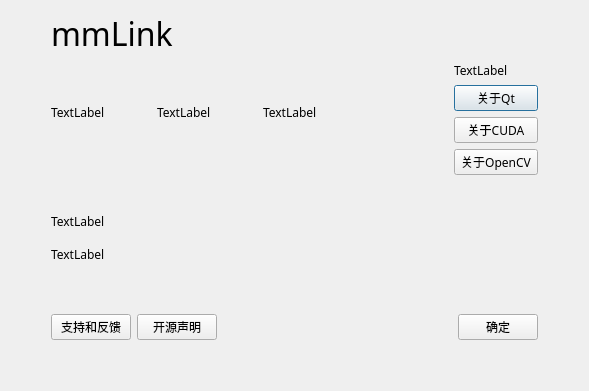
ZzzzzzS/mmLink, file aboutwindow.ui: the form before one commit.
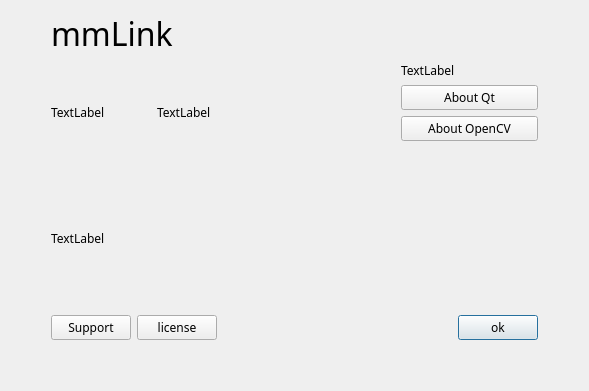
The form after the commit.

```diff
--- a/aboutwindow.ui
+++ b/aboutwindow.ui
@@ -97,25 +97,6 @@
                  </property>
                 </widget>
                </item>
-               <item>
-                <widget class="QLabel" name="CUDAImage">
-                 <property name="sizePolicy">
-                  <sizepolicy hsizetype="Fixed" vsizetype="Fixed">
-                   <horstretch>0</horstretch>
-                   <verstretch>0</verstretch>
-                  </sizepolicy>
-                 </property>
-                 <property name="minimumSize">
-                  <size>
-                   <width>100</width>
-                   <height>100</height>
-                  </size>
-                 </property>
-                 <property name="text">
-                  <string>TextLabel</string>
-                 </property>
-                </widget>
-               </item>
                <item>
                 <widget class="QLabel" name="OpenCVImage">
                  <property name="sizePolicy">
@@ -168,19 +149,6 @@
                  </property>
                 </widget>
                </item>
-               <item>
-                <widget class="QLabel" name="CUDAVersion">
-                 <property name="sizePolicy">
-                  <sizepolicy hsizetype="Expanding" vsizetype="Preferred">
-                   <horstretch>0</horstretch>
-                   <verstretch>0</verstretch>
-                  </sizepolicy>
-                 </property>
-                 <property name="text">
-                  <string>TextLabel</string>
-                 </property>
-                </widget>
-               </item>
                <item>
                 <spacer name="verticalSpacer">
                  <property name="orientation">
@@ -244,26 +212,7 @@
                 </font>
                </property>
                <property name="text">
-                <string>关于Qt</string>
-               </property>
-              </widget>
-             </item>
-             <item>
-              <widget class="QPushButton" name="CUDAButton">
-               <property name="sizePolicy">
-                <sizepolicy hsizetype="Preferred" vsizetype="Fixed">
-                 <horstretch>0</horstretch>
-                 <verstretch>0</verstretch>
-                </sizepolicy>
-               </property>
-               <property name="font">
-                <font>
-                 <family>微软雅黑</family>
-                 <pointsize>9</pointsize>
-                </font>
-               </property>
-               <property name="text">
-                <string>关于CUDA</string>
+                <string>About Qt</string>
                </property>
               </widget>
              </item>
@@ -282,7 +231,7 @@
                 </font>
                </property>
                <property name="text">
-                <string>关于OpenCV</string>
+                <string>About OpenCV</string>
                </property>
               </widget>
              </item>
@@ -314,7 +263,7 @@
               </font>
              </property>
              <property name="text">
-              <string>支持和反馈</string>
+              <string>Support</string>
              </property>
             </widget>
            </item>
@@ -327,7 +276,7 @@
               </font>
              </property>
              <property name="text">
-              <string>开源声明</string>
+              <string>license</string>
              </property>
             </widget>
            </item>
@@ -353,7 +302,10 @@
               </font>
              </property>
              <property name="text">
-              <string>确定</string>
+              <string>ok</string>
+             </property>
+             <property name="default">
+              <bool>true</bool>
              </property>
             </widget>
            </item>
```
